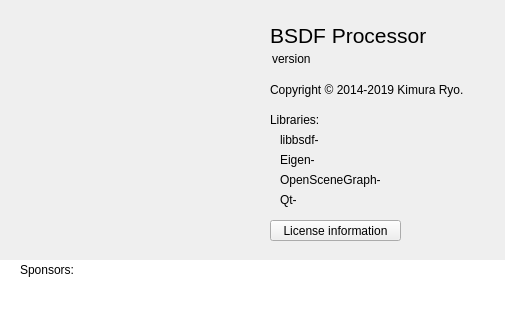
KimuraRyo/BSDFProcessor, file src/AboutDialog.ui: the form before one commit.
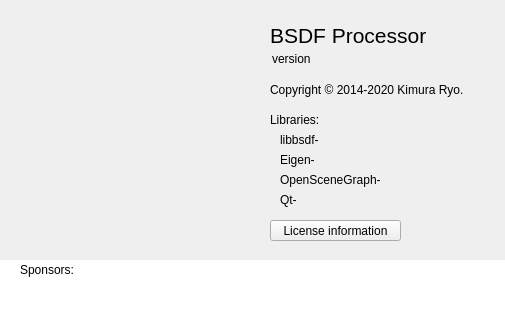
The form after the commit. Icons and pictures are not drawn.

Diff of the .ui file:
```diff
--- a/src/AboutDialog.ui
+++ b/src/AboutDialog.ui
@@ -105,7 +105,7 @@
     </font>
    </property>
    <property name="text">
-    <string>Copyright © 2014-2019 Kimura Ryo.</string>
+    <string>Copyright © 2014-2020 Kimura Ryo.</string>
    </property>
   </widget>
   <widget class="QLabel" name="label_3">
```
Left out of the diff: 27 changed lines with no effect on the pictures.
